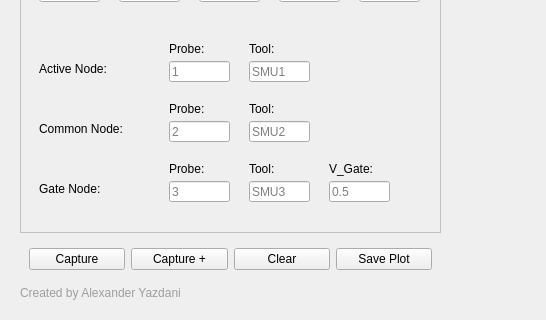
Qt form DCIV_GUI_2Probe_backend.ui (Alexyazdani/GUI_Testing) before a commit; both pictures show x 0 to 546 and y 203 to 523 of the 1108 by 523 pixel window.
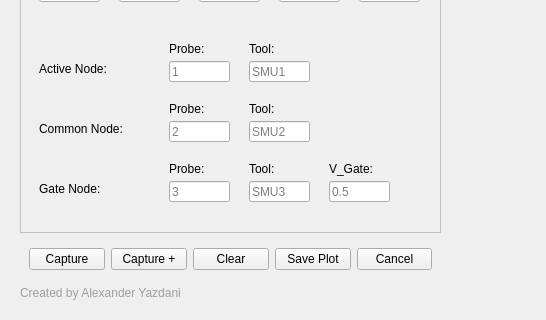
The same form after that commit.

Patch:
```diff
--- a/DCIV_GUI_2Probe_backend.ui
+++ b/DCIV_GUI_2Probe_backend.ui
@@ -593,6 +593,13 @@
            </property>
           </widget>
          </item>
+         <item>
+          <widget class="QPushButton" name="cancel_button">
+           <property name="text">
+            <string>Cancel</string>
+           </property>
+          </widget>
+         </item>
         </layout>
        </widget>
       </item>
```
